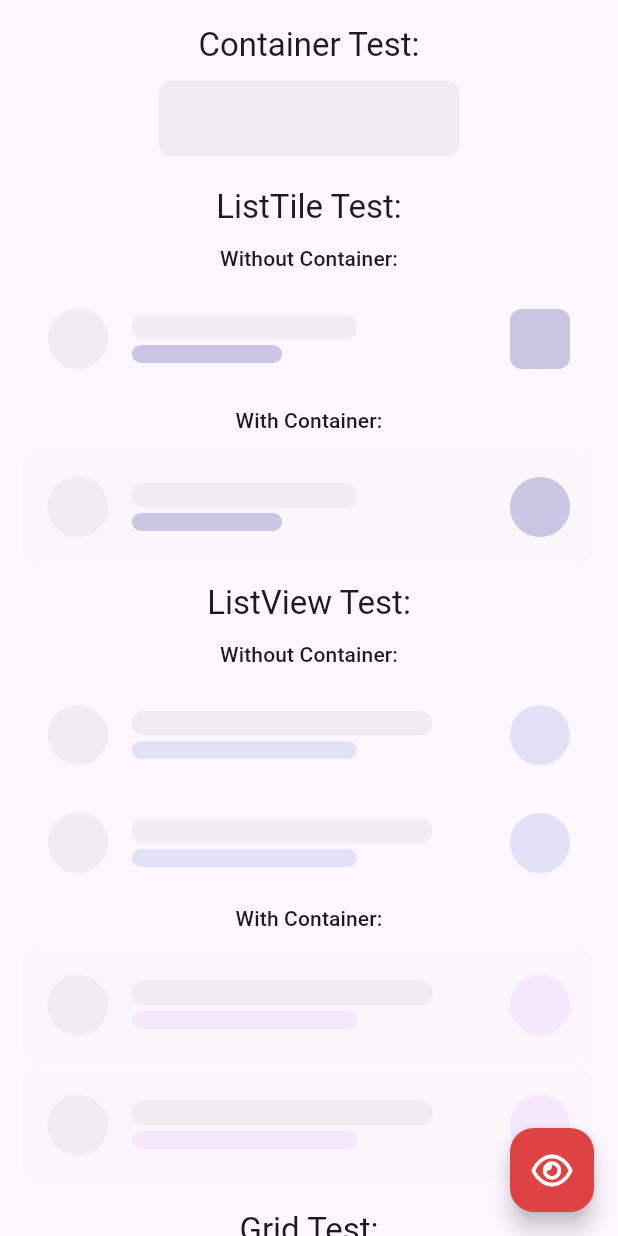
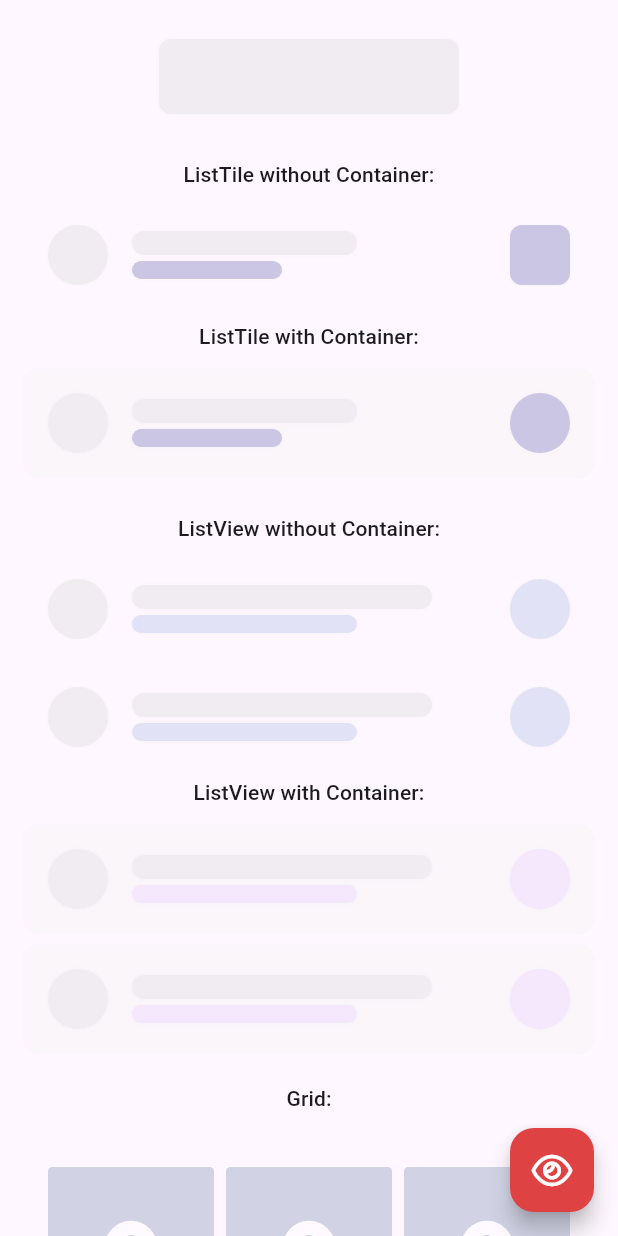
Before and after one commit to cristiancamilo070/App-Shimmer, a Flutter app: the screen it shows after launch, on a phone screen of 412 x 824 dp. Run offline on Flutter 3.47's test engine with Material 3 defaults, Android fonts, the phone set to English and light mode, and no system bars; our stand-ins replace font_awesome_flutter; missing offline and left inert: flutter_skeleton_ui.

Commit message:
changes for v1.0.1

```diff
--- a/example/lib/main.dart
+++ b/example/lib/main.dart
@@ -43,7 +43,6 @@ class _TestPageState extends State<TestPage> {
         backgroundColor: Color(0xffDE4242),
         child: FaIcon(FontAwesomeIcons.eye, color: Colors.white),
       ),
-
       body: SingleChildScrollView(
         child: SafeArea(
           child: Padding(
@@ -55,6 +54,7 @@ class _TestPageState extends State<TestPage> {
                 ListTileExampleWidget(showShimmer: showShimmer),
                 ListViewExampleWidget(showShimmer: showShimmer),
                 GridExampleWidget(showShimmer: showShimmer),
+                SizedBox(height: 20),
               ],
             ),
           ),
--- a/example/lib/widgets/container_example_widget.dart
+++ b/example/lib/widgets/container_example_widget.dart
@@ -15,7 +15,6 @@ class ContainerExampleWidget extends StatelessWidget {
   /// Builds the Container test section
   List<Widget> _buildContainerTestSection(BuildContext context) {
     return [
-      Text('Container Test:', style: Theme.of(context).textTheme.titleLarge),
       const SizedBox(height: 10),
       if (showShimmer) ...[
         const AppShimmerContainer(
--- a/example/lib/widgets/grid_example_widget.dart
+++ b/example/lib/widgets/grid_example_widget.dart
@@ -18,7 +18,8 @@ class GridExampleWidget extends StatelessWidget {
   /// Builds the Grid test section
   List<Widget> _buildGridTestSection(BuildContext context) {
     return [
-      Text('Grid Test:', style: Theme.of(context).textTheme.titleLarge),
+      Text('Grid:', style: Theme.of(context).textTheme.titleSmall),
+      const SizedBox(height: 12),
       const SizedBox(height: 10),
       if (showShimmer) ...[
         ..._buildShimmerGrid(context),
@@ -33,13 +34,13 @@ class GridExampleWidget extends StatelessWidget {
   List<Widget> _buildShimmerGrid(BuildContext context) {
     return [
       const SizedBox(height: 12),
-      const AppShimmerGrid(
+      AppShimmerGrid(
         itemCount: 6,
         containerStyle: ShimmerContainerStyle(
           width: double.infinity,
           height: 90,
           borderRadiusDouble: 3,
-          customColor: Color(0xff325288),
+          customColor: Color(0xff325288).withValues(alpha: 0.5),
         ),
         iconContainerStyle: ShimmerContainerStyle(
           width: 35,
--- a/example/lib/widgets/list_tile_example_widget.dart
+++ b/example/lib/widgets/list_tile_example_widget.dart
@@ -15,7 +15,6 @@ class ListTileExampleWidget extends StatelessWidget {
   /// Builds the ListTile test section
   List<Widget> _buildListTileTestSection(BuildContext context) {
     return [
-      Text('ListTile Test:', style: Theme.of(context).textTheme.titleLarge),
       const SizedBox(height: 10),
       if (showShimmer) ...[
         ..._buildShimmerListTiles(context),
@@ -29,7 +28,8 @@ class ListTileExampleWidget extends StatelessWidget {
   /// Builds shimmer ListTile widgets
   List<Widget> _buildShimmerListTiles(BuildContext context) {
     return [
-      Text('Without Container:', style: Theme.of(context).textTheme.titleSmall),
+      Text('ListTile without Container:',
+          style: Theme.of(context).textTheme.titleSmall),
       const SizedBox(height: 12),
       const AppShimmerListTile(
         padding: EdgeInsets.symmetric(horizontal: 16, vertical: 12),
@@ -56,7 +56,8 @@ class ListTileExampleWidget extends StatelessWidget {
         hasContainer: false,
       ),
       const SizedBox(height: 12),
-      Text('With Container:', style: Theme.of(context).textTheme.titleSmall),
+      Text('ListTile with Container:',
+          style: Theme.of(context).textTheme.titleSmall),
       const SizedBox(height: 12),
       const AppShimmerListTile(
         padding: EdgeInsets.zero,
--- a/example/lib/widgets/list_view_example_widget.dart
+++ b/example/lib/widgets/list_view_example_widget.dart
@@ -15,15 +15,12 @@ class ListViewExampleWidget extends StatelessWidget {
   /// Builds the ListView test section
   List<Widget> _buildListViewTestSection(BuildContext context) {
     return [
-      Text('ListView Test:', style: Theme.of(context).textTheme.titleLarge),
       const SizedBox(height: 10),
-
       if (showShimmer) ...[
         ..._buildShimmerListView(context),
       ] else ...[
         ..._buildRealListView(context),
       ],
-
       const SizedBox(height: 20),
     ];
   }
@@ -31,7 +28,8 @@ class ListViewExampleWidget extends StatelessWidget {
   /// Builds shimmer ListView widgets
   List<Widget> _buildShimmerListView(BuildContext context) {
     return [
-      Text('Without Container:', style: Theme.of(context).textTheme.titleSmall),
+      Text('ListView without Container:',
+          style: Theme.of(context).textTheme.titleSmall),
       const SizedBox(height: 12),
       const AppShimmerListTileListView(
         itemCount: 2,
@@ -59,7 +57,8 @@ class ListViewExampleWidget extends StatelessWidget {
         ),
       ),
       const SizedBox(height: 8),
-      Text('With Container:', style: Theme.of(context).textTheme.titleSmall),
+      Text('ListView with Container:',
+          style: Theme.of(context).textTheme.titleSmall),
       const SizedBox(height: 12),
       const AppShimmerListTileListView(
         itemCount: 2,
--- a/example/pubspec.yaml
+++ b/example/pubspec.yaml
@@ -12,7 +12,6 @@ environment:
 dependencies:
   flutter:
     sdk: flutter
-  flutter_skeleton_ui: ^0.0.6
   font_awesome_flutter: ^10.8.0
   app_shimmer:
     path: ../
```
Also changed, not shown: pubspec.yaml (+5 -5 lines), example/flutter_01.png (deleted), example/pubspec.lock, 4 other files.
